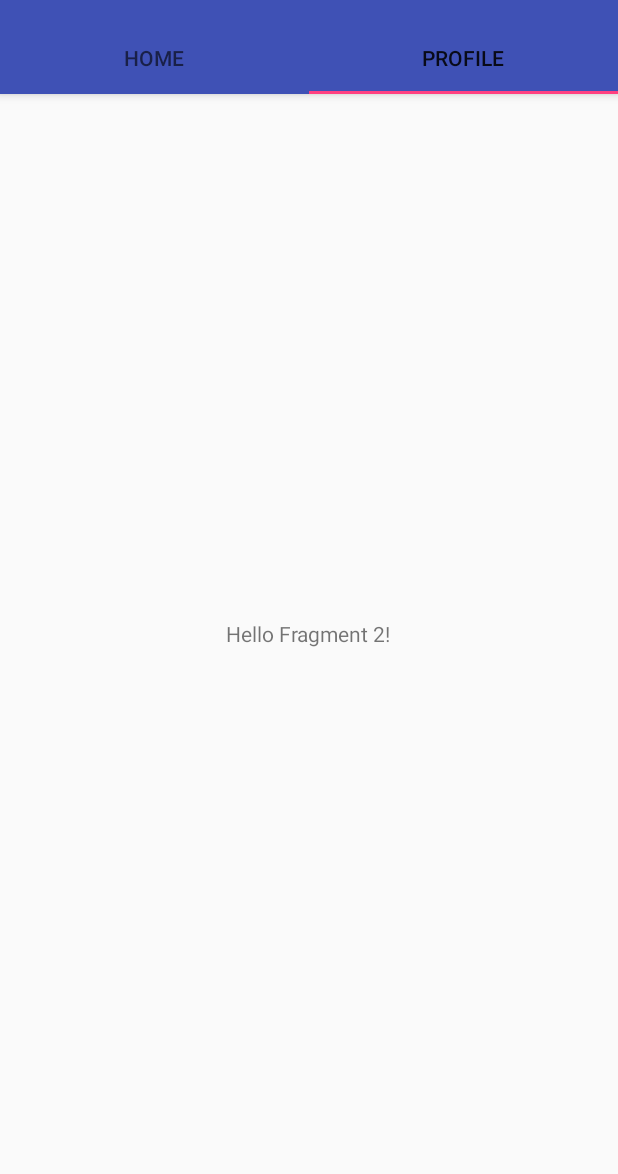
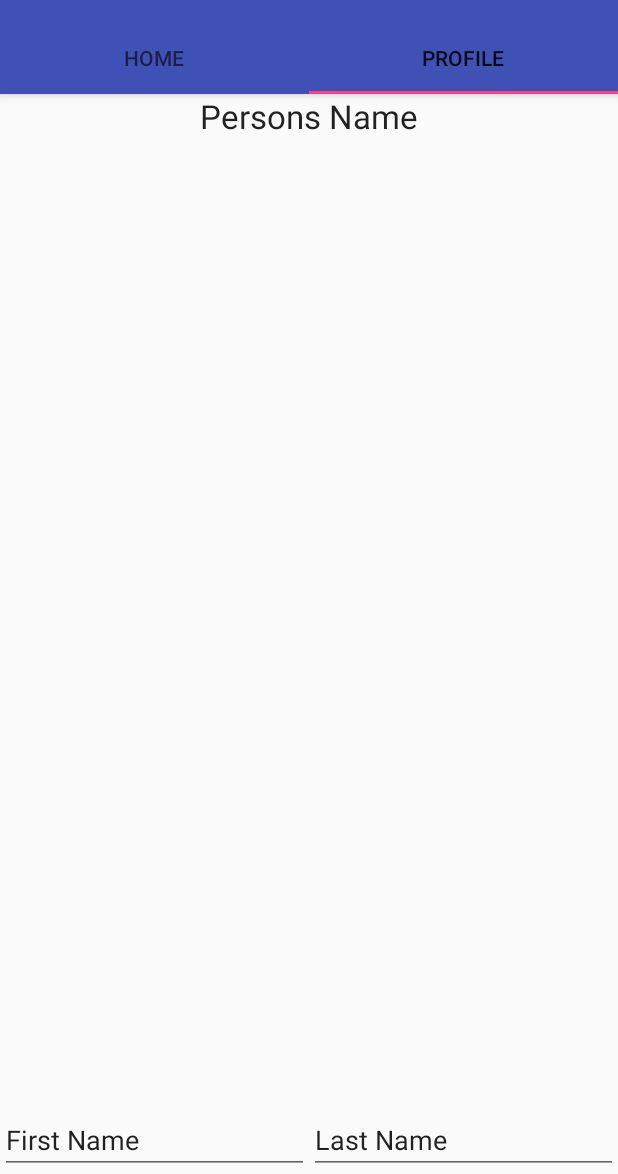
Before and after one commit to VaniDevs/Team8HeimdallrEndingViolenceAndroidApp, an Android app: the screen it shows after launch (HomeActivity), tab 2 chosen, on a phone screen of 412 x 824 dp, the part 62-1236 px from its top. Run offline under Robolectric (Android 15) with nearby library versions, the phone set to English and light mode, and no system bars.

Commit message:
started on the profile

```diff
--- a/mobile/src/main/res/layout/fragment_fragment2.xml
+++ b/mobile/src/main/res/layout/fragment_fragment2.xml
@@ -1,13 +1,66 @@
-<FrameLayout xmlns:android="http://schemas.android.com/apk/res/android"
+<RelativeLayout xmlns:android="http://schemas.android.com/apk/res/android"
     xmlns:tools="http://schemas.android.com/tools"
     android:layout_width="match_parent"
     android:layout_height="match_parent"
     tools:context="com.example.tabstutorial.Fragment2">
 
+
     <TextView
         android:layout_width="wrap_content"
         android:layout_height="wrap_content"
-        android:layout_gravity="center"
-        android:text="Hello Fragment 2!" />
+        android:textAppearance="?android:attr/textAppearanceLarge"
+        android:text="Persons Name"
+        android:id="@+id/PersonName"
+        android:layout_gravity="center_horizontal"
+        android:layout_alignParentTop="true"
+        android:layout_centerHorizontal="true" />
 
-</FrameLayout>
+    <ScrollView
+        android:layout_width="wrap_content"
+        android:layout_height="wrap_content"
+        android:id="@+id/scrollView"
+        android:layout_alignParentStart="true"
+        android:layout_alignParentBottom="true"
+        android:layout_alignParentEnd="true"
+        android:fillViewport="false">
+
+        <LinearLayout
+            android:orientation="vertical"
+            android:layout_width="match_parent"
+            android:layout_height="match_parent">
+
+            <LinearLayout
+                android:orientation="horizontal"
+                android:layout_width="match_parent"
+                android:layout_height="match_parent">
+
+                <EditText
+                    android:layout_width="wrap_content"
+                    android:layout_height="wrap_content"
+                    android:inputType="textPersonName"
+                    android:text="First Name"
+                    android:ems="10"
+                    android:id="@+id/FirstName"
+                    android:layout_alignLeft="@id/strut"
+                    android:layout_weight="0.5" />
+
+                <EditText
+                    android:layout_width="wrap_content"
+                    android:layout_height="wrap_content"
+                    android:inputType="textPersonName"
+                    android:text="Last Name"
+                    android:ems="10"
+                    android:id="@+id/LastName"
+                    android:layout_weight="0.5" />
+            </LinearLayout>
+
+        </LinearLayout>
+    </ScrollView>
+
+    <ImageView
+        android:layout_width="wrap_content"
+        android:layout_height="wrap_content"
+        android:id="@+id/imageView"
+        android:layout_below="@+id/PersonName"
+        android:layout_centerHorizontal="true" />
+</RelativeLayout>
```
